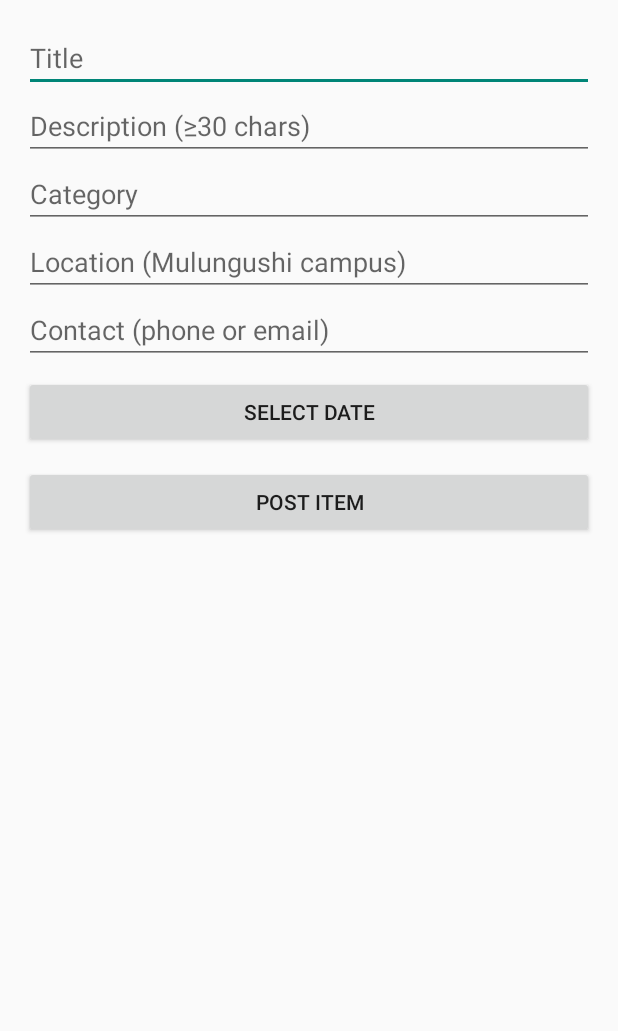
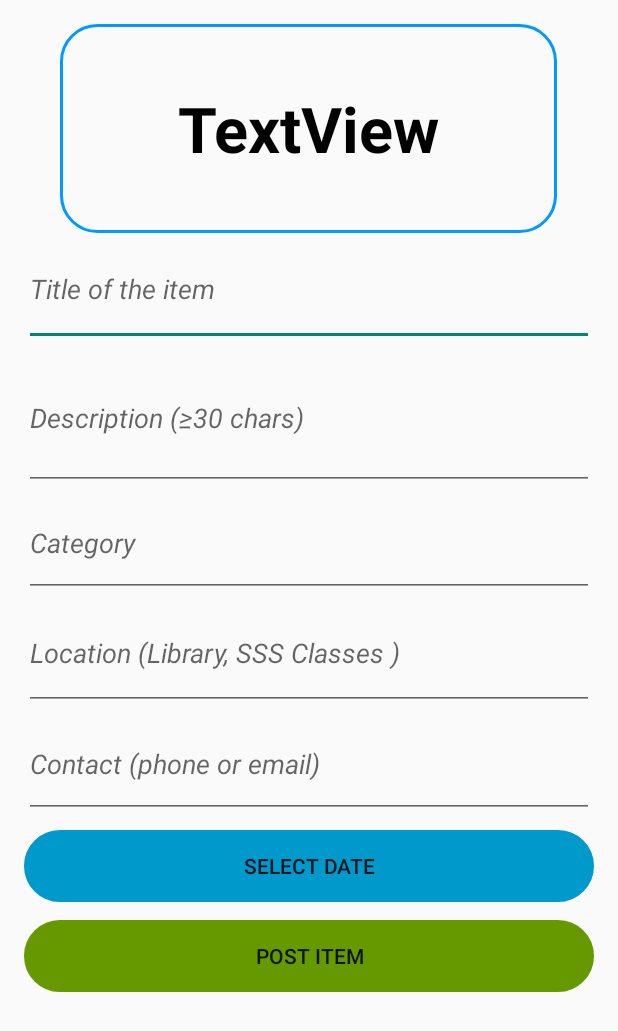
Before and after one commit to paulchembe/campus_lost_found_jdbc, an Android app: the PostItemActivity screen opened directly, with no data from a screen before it, on a phone screen of 412 x 824 dp. Shown: the top 1031 px of the screen. Run offline under Robolectric (Android 15) with nearby library versions, the phone set to English and light mode, and no system bars.

Commit message:
Epa's commit;All files and running app no final Ui its editable by anyone; Regards Sharp Shooter 🔫🚶‍♂️

```diff
--- a/app/build.gradle
+++ b/app/build.gradle
@@ -25,4 +25,5 @@ dependencies {
   // MariaDB JDBC driver (used by DB helper)
   implementation 'org.mariadb.jdbc:mariadb-java-client:2.7.4'
   implementation libs.play.services.maps
+  implementation files('sampledata\\mysql-connector-j-9.3.0.jar')
 }
--- a/app/src/main/java/com/example/campuslostfound/activities/DashboardActivity.java
+++ b/app/src/main/java/com/example/campuslostfound/activities/DashboardActivity.java
@@ -2,7 +2,6 @@ package com.example.campuslostfound.activities;
 
 import android.content.Intent;
 import android.os.Bundle;
-import android.widget.GridLayout;
 import android.widget.Toast;
 
 import androidx.appcompat.app.AppCompatActivity;
--- a/app/src/main/java/com/example/campuslostfound/activities/PostItemActivity.java
+++ b/app/src/main/java/com/example/campuslostfound/activities/PostItemActivity.java
@@ -1,5 +1,4 @@
 package com.example.campuslostfound.activities;
-
 import android.app.DatePickerDialog;
 import android.os.Bundle;
 import android.widget.Button;
--- a/app/src/main/res/layout/activity_post_item.xml
+++ b/app/src/main/res/layout/activity_post_item.xml
@@ -1,12 +1,84 @@
 <?xml version="1.0" encoding="utf-8"?>
-<ScrollView xmlns:android="http://schemas.android.com/apk/res/android" android:layout_width="match_parent" android:layout_height="match_parent">
-    <LinearLayout android:orientation="vertical" android:padding="16dp" android:layout_width="match_parent" android:layout_height="wrap_content">
-        <EditText android:id="@+id/etTitle" android:hint="Title" android:layout_width="match_parent" android:layout_height="wrap_content"/>
-        <EditText android:id="@+id/etDesc" android:hint="Description (≥30 chars)" android:layout_width="match_parent" android:layout_height="wrap_content" android:inputType="textMultiLine"/>
-        <EditText android:id="@+id/etCategory" android:hint="Category" android:layout_width="match_parent" android:layout_height="wrap_content"/>
-        <EditText android:id="@+id/etLocation" android:hint="Location (Mulungushi campus)" android:layout_width="match_parent" android:layout_height="wrap_content"/>
-        <EditText android:id="@+id/etContact" android:hint="Contact (phone or email)" android:layout_width="match_parent" android:layout_height="wrap_content"/>
-        <Button android:id="@+id/btnDate" android:text="Select Date" android:layout_width="match_parent" android:layout_height="wrap_content" android:layout_marginTop="8dp"/>
-        <Button android:id="@+id/btnSubmit" android:text="Post Item" android:layout_width="match_parent" android:layout_height="wrap_content" android:layout_marginTop="12dp"/>
+<ScrollView
+    xmlns:android="http://schemas.android.com/apk/res/android"
+    xmlns:tools="http://schemas.android.com/tools"
+    android:layout_width="match_parent"
+    android:layout_height="match_parent">
+
+    <LinearLayout
+        android:layout_width="match_parent"
+        android:layout_height="wrap_content"
+        android:orientation="vertical"
+        android:padding="16dp">
+
+        <TextView
+            android:layout_width="331dp"
+            android:layout_height="139dp"
+            android:layout_gravity="center"
+            android:background="@drawable/roundedcorner"
+            android:gravity="center"
+            android:text="TextView"
+            android:textAlignment="center"
+            android:textAllCaps="false"
+            android:textColor="@color/black"
+            android:textSize="42dp"
+            android:textStyle="bold"
+            tools:text="POST LOST ITEM" />
+
+        <EditText
+            android:id="@+id/etTitle"
+            android:layout_width="match_parent"
+            android:layout_height="75dp"
+            android:hint="Title of the item"
+            android:textStyle="italic" />
+
+        <EditText
+            android:id="@+id/etDesc"
+            android:layout_width="match_parent"
+
+            android:layout_height="96dp"
+            android:hint="Description (≥30 chars)"
+            android:inputType="textMultiLine"
+            android:textStyle="italic" />
+
+        <EditText
+            android:id="@+id/etCategory"
+            android:layout_width="match_parent"
+            android:layout_height="71dp"
+            android:hint="Category"
+            android:textStyle="italic" />
+
+        <EditText
+            android:id="@+id/etLocation"
+            android:layout_width="match_parent"
+            android:layout_height="75dp"
+            android:hint="Location (Library, SSS Classes )"
+            android:textStyle="italic" />
+
+        <EditText
+            android:id="@+id/etContact"
+            android:layout_width="match_parent"
+            android:layout_height="72dp"
+            android:hint="Contact (phone or email)"
+            android:textStyle="italic" />
+
+        <Button
+            android:id="@+id/btnDate"
+            android:layout_width="match_parent"
+            android:layout_height="wrap_content"
+            android:layout_marginTop="8dp"
+            android:background="@drawable/roundedcorner"
+            android:backgroundTint="@android:color/holo_blue_dark"
+            android:text="Select Date" />
+
+        <Button
+            android:id="@+id/btnSubmit"
+            android:layout_width="match_parent"
+            android:layout_height="match_parent"
+            android:layout_marginTop="12dp"
+            android:background="@drawable/roundedcorner"
+            android:backgroundTint="@android:color/holo_green_dark"
+            android:text="Post Item" />
+
     </LinearLayout>
 </ScrollView>
--- a/app/src/main/res/layout/activity_register.xml
+++ b/app/src/main/res/layout/activity_register.xml
@@ -1,7 +1,8 @@
 <?xml version="1.0" encoding="utf-8"?>
 <ScrollView xmlns:android="http://schemas.android.com/apk/res/android"
     xmlns:app="http://schemas.android.com/apk/res-auto"
-    android:layout_width="match_parent" android:layout_height="match_parent">
+    android:layout_width="match_parent"
+    android:layout_height="match_parent">
 <LinearLayout
     android:orientation="vertical"
     android:padding="16dp"
@@ -21,6 +22,7 @@
         android:layout_height="wrap_content"
         android:layout_gravity="center"
         android:gravity="center"
+        android:background="@drawable/roundedcorner"
         android:text="User Details"
         android:textAlignment="center"
         android:textSize="20dp"
```
Also changed, not shown: app/src/main/AndroidManifest.xml (+10 -5 lines), app/src/main/res/layout/activity_feed.xml (+60 -3 lines), app/src/main/res/layout/activity_login.xml (+39 -35 lines), app/src/main/res/layout/activity_matches.xml (+6 -1 lines), 1 other file.
